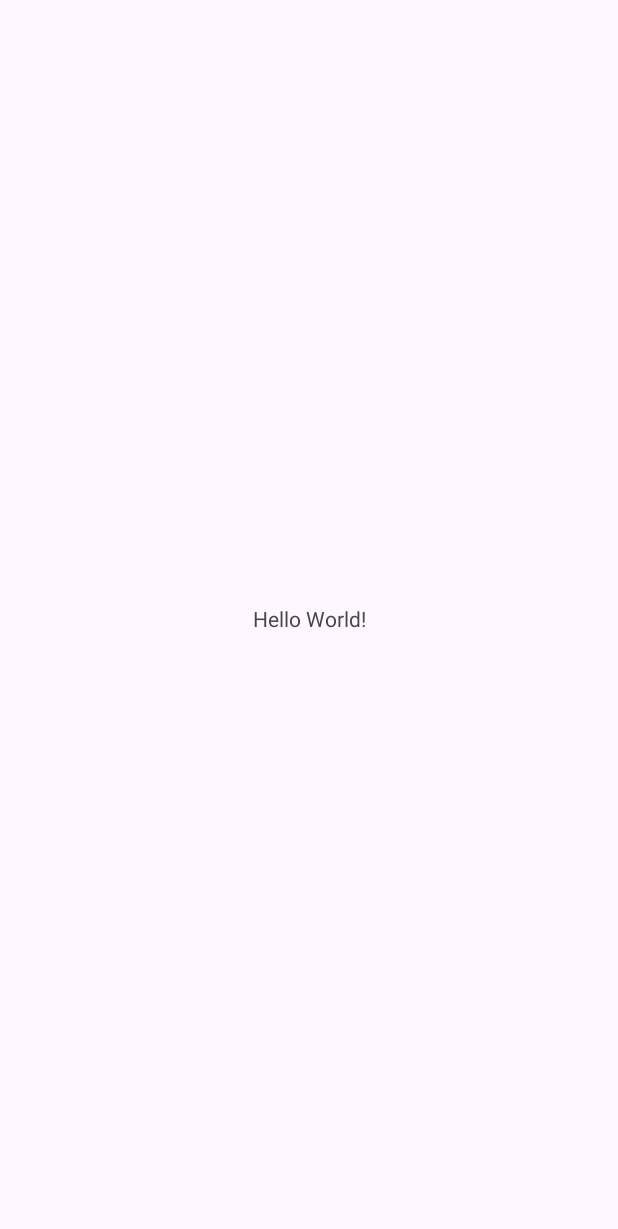
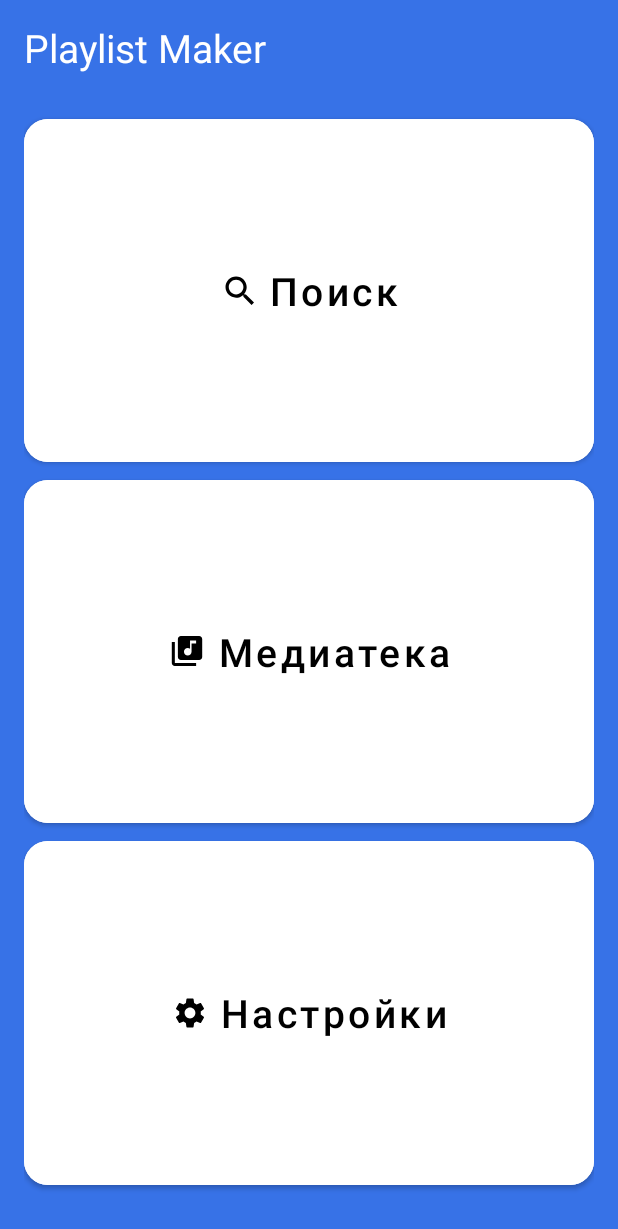
Before and after one commit to Sol0man/PlaylistMaker, an Android app: the screen it shows after launch (MainActivity), on a phone screen of 412 x 824 dp. Before the commit the part shown is almost empty. Shown: the top 1229 px of the screen. Run offline under Robolectric (Android 15) with nearby library versions, the phone set to English and light mode, and no system bars.

Commit message:
init commit

```diff
--- a/app/src/main/java/com/example/playlistmaker/MainActivity.kt
+++ b/app/src/main/java/com/example/playlistmaker/MainActivity.kt
@@ -1,11 +1,30 @@
 package com.example.playlistmaker
 
+import android.content.Intent
 import androidx.appcompat.app.AppCompatActivity
 import android.os.Bundle
+import android.widget.Button
 
 class MainActivity : AppCompatActivity() {
     override fun onCreate(savedInstanceState: Bundle?) {
         super.onCreate(savedInstanceState)
         setContentView(R.layout.activity_main)
+        val searchButton = findViewById<Button>(R.id.search_button)
+        searchButton.setOnClickListener{
+            val displayIntent = Intent(this, SearchActivity::class.java)
+            startActivity(displayIntent)
+        }
+        val mediaButton = findViewById<Button>(R.id.media_button)
+
+        mediaButton.setOnClickListener {
+            val displayIntent = Intent(this, MediaActivity::class.java)
+            startActivity(displayIntent)
+        }
+        val settingsButton = findViewById<Button>(R.id.settings_button)
+
+        settingsButton.setOnClickListener {
+            val displayIntent = Intent(this, SettingsActivity::class.java)
+            startActivity(displayIntent)
+        }
     }
 }
--- /dev/null
+++ b/app/src/main/res/drawable/media.xml
@@ -0,0 +1,9 @@
+<vector xmlns:android="http://schemas.android.com/apk/res/android"
+    android:width="25dp"
+    android:height="24dp"
+    android:viewportWidth="25"
+    android:viewportHeight="24">
+  <path
+      android:pathData="M20.5,2H8.5C7.4,2 6.5,2.9 6.5,4V16C6.5,17.1 7.4,18 8.5,18H20.5C21.6,18 22.5,17.1 22.5,16V4C22.5,2.9 21.6,2 20.5,2ZM18.5,7H15.5V12.5C15.5,13.88 14.38,15 13,15C11.62,15 10.5,13.88 10.5,12.5C10.5,11.12 11.62,10 13,10C13.57,10 14.08,10.19 14.5,10.51V5H18.5V7ZM4.5,6H2.5V20C2.5,21.1 3.4,22 4.5,22H18.5V20H4.5V6Z"
+      android:fillColor="#1A1B22"/>
+</vector>
--- /dev/null
+++ b/app/src/main/res/drawable/search.xml
@@ -0,0 +1,9 @@
+<vector xmlns:android="http://schemas.android.com/apk/res/android"
+    android:width="24dp"
+    android:height="24dp"
+    android:viewportWidth="24"
+    android:viewportHeight="24">
+  <path
+      android:pathData="M16.579,14.95H15.721L15.417,14.656C16.481,13.418 17.122,11.81 17.122,10.061C17.122,6.161 13.961,3 10.061,3C6.161,3 3,6.161 3,10.061C3,13.961 6.161,17.122 10.061,17.122C11.81,17.122 13.418,16.481 14.656,15.417L14.95,15.721V16.579L20.381,22L22,20.381L16.579,14.95ZM10.061,14.95C7.356,14.95 5.173,12.766 5.173,10.061C5.173,7.356 7.356,5.173 10.061,5.173C12.766,5.173 14.95,7.356 14.95,10.061C14.95,12.766 12.766,14.95 10.061,14.95Z"
+      android:fillColor="#1A1B22"/>
+</vector>
--- /dev/null
+++ b/app/src/main/res/drawable/settings.xml
@@ -0,0 +1,9 @@
+<vector xmlns:android="http://schemas.android.com/apk/res/android"
+    android:width="24dp"
+    android:height="24dp"
+    android:viewportWidth="24"
+    android:viewportHeight="24">
+  <path
+      android:pathData="M19.14,12.94C19.18,12.64 19.2,12.33 19.2,12C19.2,11.68 19.18,11.36 19.13,11.06L21.16,9.48C21.34,9.34 21.39,9.07 21.28,8.87L19.36,5.55C19.24,5.33 18.99,5.26 18.77,5.33L16.38,6.29C15.88,5.91 15.35,5.59 14.76,5.35L14.4,2.81C14.36,2.57 14.16,2.4 13.92,2.4H10.08C9.84,2.4 9.65,2.57 9.61,2.81L9.25,5.35C8.66,5.59 8.12,5.92 7.63,6.29L5.24,5.33C5.02,5.25 4.77,5.33 4.65,5.55L2.74,8.87C2.62,9.08 2.66,9.34 2.86,9.48L4.89,11.06C4.84,11.36 4.8,11.69 4.8,12C4.8,12.31 4.82,12.64 4.87,12.94L2.84,14.52C2.66,14.66 2.61,14.93 2.72,15.13L4.64,18.45C4.76,18.67 5.01,18.74 5.23,18.67L7.62,17.71C8.12,18.09 8.65,18.41 9.24,18.65L9.6,21.19C9.65,21.43 9.84,21.6 10.08,21.6H13.92C14.16,21.6 14.36,21.43 14.39,21.19L14.75,18.65C15.34,18.41 15.88,18.09 16.37,17.71L18.76,18.67C18.98,18.75 19.23,18.67 19.35,18.45L21.27,15.13C21.39,14.91 21.34,14.66 21.15,14.52L19.14,12.94ZM12,15.6C10.02,15.6 8.4,13.98 8.4,12C8.4,10.02 10.02,8.4 12,8.4C13.98,8.4 15.6,10.02 15.6,12C15.6,13.98 13.98,15.6 12,15.6Z"
+      android:fillColor="#1A1B22"/>
+</vector>
--- a/app/src/main/res/layout/activity_main.xml
+++ b/app/src/main/res/layout/activity_main.xml
@@ -1,18 +1,73 @@
 <?xml version="1.0" encoding="utf-8"?>
-<androidx.constraintlayout.widget.ConstraintLayout xmlns:android="http://schemas.android.com/apk/res/android"
+<LinearLayout xmlns:android="http://schemas.android.com/apk/res/android"
     xmlns:app="http://schemas.android.com/apk/res-auto"
-    xmlns:tools="http://schemas.android.com/tools"
     android:layout_width="match_parent"
     android:layout_height="match_parent"
-    tools:context=".MainActivity">
+    android:background="@color/blue"
+    android:orientation="vertical"
+    android:paddingHorizontal="16dp">
 
     <TextView
-        android:layout_width="wrap_content"
+        android:layout_width="match_parent"
         android:layout_height="wrap_content"
-        android:text="Hello World!"
-        app:layout_constraintBottom_toBottomOf="parent"
-        app:layout_constraintEnd_toEndOf="parent"
-        app:layout_constraintStart_toStartOf="parent"
-        app:layout_constraintTop_toTopOf="parent" />
+        android:layout_marginTop="14dp"
+        android:text="@string/app_name"
+        android:textColor="@color/white"
+        android:textSize="@dimen/title_size"/>
 
-</androidx.constraintlayout.widget.ConstraintLayout>
+<LinearLayout
+    android:layout_width="match_parent"
+    android:layout_height="match_parent"
+    android:layout_marginTop="24dp"
+    android:layout_marginBottom="28dp"
+    android:orientation="vertical">
+
+    <Button
+        android:id="@+id/search_button"
+        android:textAllCaps="false"
+        android:layout_width="match_parent"
+        android:layout_height="0dp"
+        android:layout_weight="0.3"
+        android:backgroundTint="@color/white"
+        android:textSize="@dimen/title_size"
+        android:text="@string/search"
+        android:textColor="@color/black"
+        app:icon="@drawable/search"
+        app:iconGravity="textStart"
+        app:iconTint="@color/black"
+        app:cornerRadius="@dimen/radius"
+
+        />
+
+    <Button
+        android:id="@+id/media_button"
+        android:textAllCaps="false"
+        android:layout_width="match_parent"
+        android:layout_height="0dp"
+        android:layout_weight="0.3"
+        android:backgroundTint="@color/white"
+        android:textSize="@dimen/title_size"
+        android:text="@string/media"
+        android:textColor="@color/black"
+        app:icon="@drawable/media"
+        app:iconGravity="textStart"
+        app:iconTint="@color/black"
+        app:cornerRadius="@dimen/radius"/>
+
+    <Button
+        android:id="@+id/settings_button"
+        android:textAllCaps="false"
+        android:layout_width="match_parent"
+        android:layout_height="0dp"
+        android:layout_weight="0.3"
+        android:backgroundTint="@color/white"
+        android:textSize="@dimen/title_size"
+        android:text="@string/settings"
+        android:textColor="@color/black"
+        app:icon="@drawable/settings"
+        app:iconGravity="textStart"
+        app:iconTint="@color/black"
+        app:cornerRadius="@dimen/radius" />
+</LinearLayout>
+
+</LinearLayout>
--- a/app/src/main/res/values/colors.xml
+++ b/app/src/main/res/values/colors.xml
@@ -2,4 +2,5 @@
 <resources>
     <color name="black">#FF000000</color>
     <color name="white">#FFFFFFFF</color>
+    <color name="blue">#3772E7</color>
 </resources>
--- a/app/src/main/res/values/strings.xml
+++ b/app/src/main/res/values/strings.xml
@@ -1,3 +1,10 @@
 <resources>
-    <string name="app_name">PlaylistMaker</string>
+    <string name="app_name">Playlist Maker</string>
+    <string name="search">Поиск</string>
+    <string name="media">Медиатека</string>
+    <string name="settings">Настройки</string>
+    <string name="dark_theme">Темная тема</string>
+    <string name="share">Поделиться приложением</string>
+    <string name="support">Написать в поддержку</string>
+    <string name="user_agreement">Пользовательское соглашение</string>
 </resources>
```
Also changed, not shown: app/src/main/AndroidManifest.xml (+10 -1 lines), app/src/main/java/com/example/playlistmaker/MediaActivity.kt (added, +11 -0 lines), app/src/main/java/com/example/playlistmaker/SearchActivity.kt (added, +11 -0 lines), app/src/main/java/com/example/playlistmaker/SettingsActivity.kt (added, +19 -0 lines), app/src/main/res/drawable/agreement_forward.xml (added, +9 -0 lines), app/src/main/res/drawable/back.xml (added, +13 -0 lines), app/src/main/res/drawable/share.xml (added, +9 -0 lines), app/src/main/res/drawable/support.xml (added, +18 -0 lines), app/src/main/res/layout/activity_media.xml (added, +9 -0 lines), app/src/main/res/layout/activity_search.xml (added, +9 -0 lines), app/src/main/res/layout/activity_settings.xml (added, +108 -0 lines), app/src/main/res/values/dimens.xml (added, +10 -0 lines).
